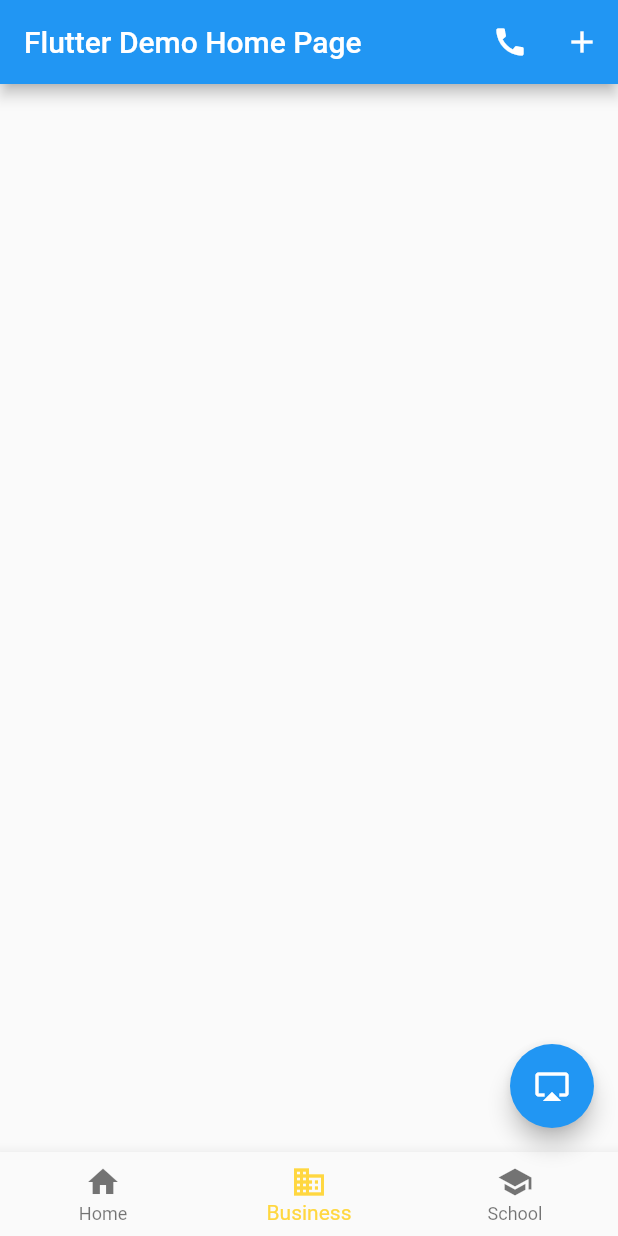
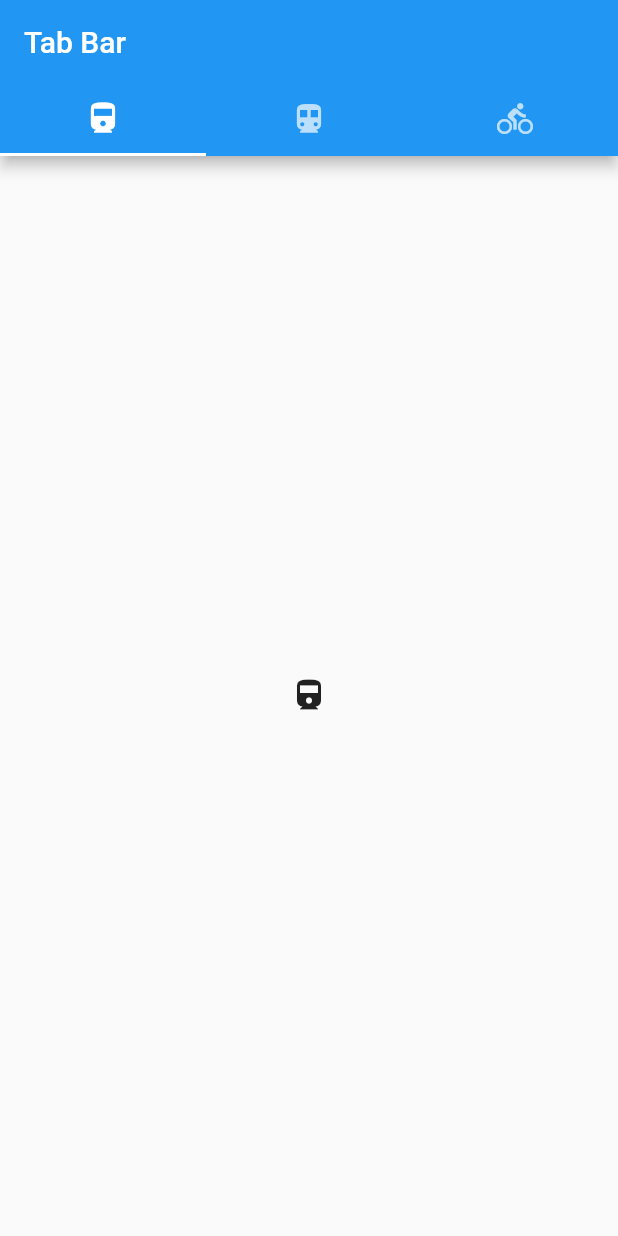
Before and after one commit to phanuphongforwork/flutter_learning, a Flutter app: the screen it shows after launch, on a phone screen of 412 x 824 dp. Run offline on Flutter 3.47's test engine with Material 2 defaults, Android fonts, the phone set to English and light mode, and no system bars.

Commit message:
feat: demo7

```diff
--- a/lib/main.dart
+++ b/lib/main.dart
@@ -83,38 +83,24 @@ class _MyHomePageState extends State<MyHomePage> {
     // The Flutter framework has been optimized to make rerunning build methods
     // fast, so that you can just rebuild anything that needs updating rather
     // than having to individually change instances of widgets.
-    return Scaffold(
-      appBar: AppBar(
-        // Here we take the value from the MyHomePage object that was created by
-        // the App.build method, and use it to set our appbar title.
-        title: Text(widget.title),
-        actions: <Widget>[
-          IconButton(
-              icon: Icon(Icons.call),
-              tooltip: 'Call Contact',
-              onPressed: callContact),
-          IconButton(
-              icon: Icon(Icons.add),
-              tooltip: 'Add Info to Contact',
-              onPressed: addInfoToContact)
-        ],
-      ),
-      body: Center(),
-      bottomNavigationBar: BottomNavigationBar(
-        items: <BottomNavigationBarItem>[
-          BottomNavigationBarItem(icon: Icon(Icons.home), label: 'Home'),
-          BottomNavigationBarItem(
-              icon: Icon(Icons.business), label: 'Business'),
-          BottomNavigationBarItem(icon: Icon(Icons.school), label: 'School')
-        ],
-        currentIndex: _selected_index,
-        onTap: itemTapped,
-        fixedColor: Colors.amberAccent,
-      ),
-      floatingActionButton: FloatingActionButton(
-          onPressed: _incrementCounter,
-          tooltip: 'Increment',
-          child: Icon(Icons.airplay)),
-    );
+    return MaterialApp(
+        home: DefaultTabController(
+            length: 3,
+            child: Scaffold(
+              appBar: AppBar(
+                  bottom: TabBar(tabs: [
+                    Tab(icon: Icon(Icons.directions_railway)),
+                    Tab(icon: Icon(Icons.directions_subway)),
+                    Tab(icon: Icon(Icons.directions_bike)),
+                  ]),
+                  title: Text("Tab Bar")),
+              body: TabBarView(
+                children: [
+                  Icon(Icons.directions_railway),
+                  Icon(Icons.directions_subway),
+                  Icon(Icons.directions_bike),
+                ],
+              ),
+            )));
   }
 }
```
